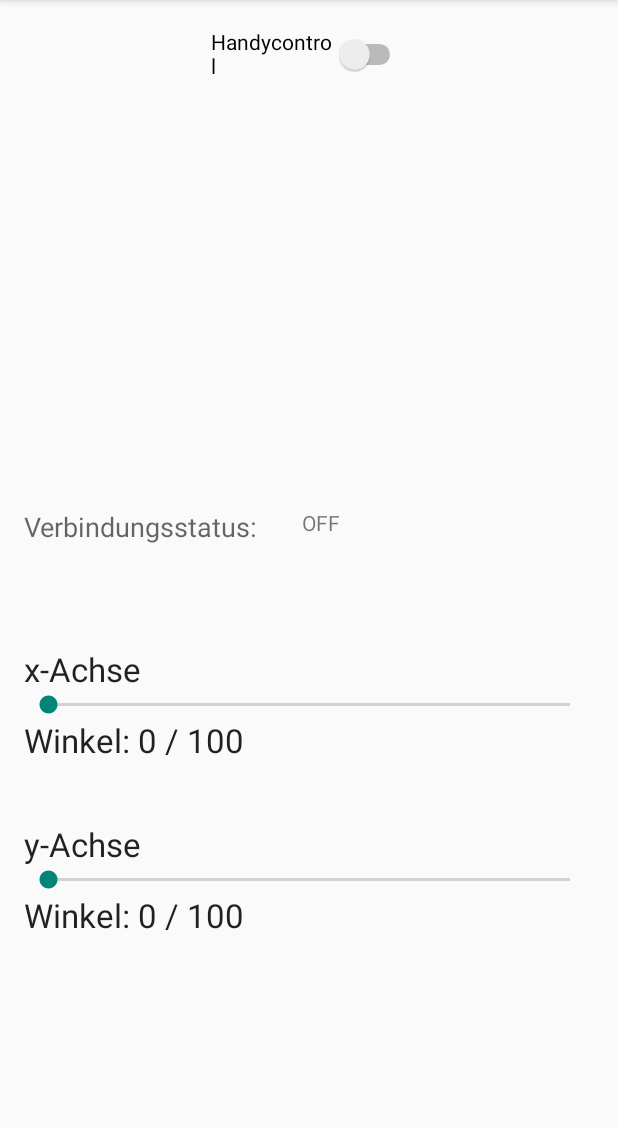
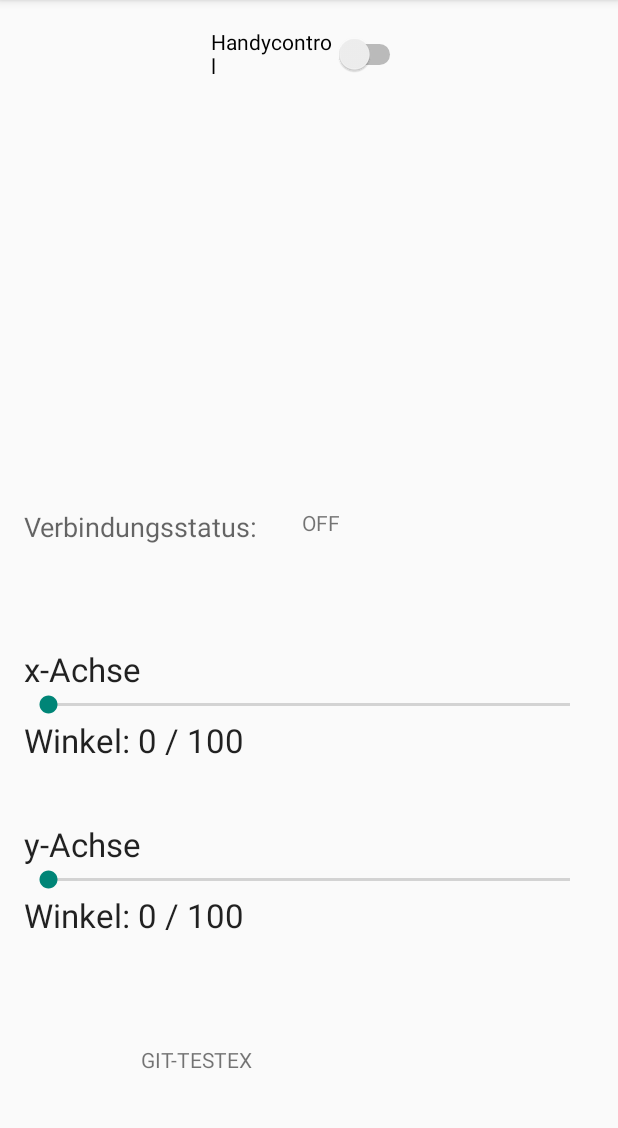
Before and after one commit to klabaf/Chickenhead_WS2015, an Android app: the screen it shows after launch (MainActivity), on a phone screen of 412 x 824 dp, the part 84-1212 px from its top. Run offline under Robolectric (Android 15) with nearby library versions, the phone set to English and light mode, and no system bars.

Commit message:
Hab an "Test Text" hinzugfügt, kannst löschen ;)

```diff
--- a/app/src/main/res/layout/fragment_main.xml
+++ b/app/src/main/res/layout/fragment_main.xml
@@ -103,4 +103,15 @@
         android:layout_centerHorizontal="true"
         android:enabled="true" />
 
+    <TextView
+        android:layout_width="wrap_content"
+        android:layout_height="wrap_content"
+        android:text="GIT-TESTEX"
+        android:id="@+id/textView7"
+        android:layout_alignParentBottom="true"
+        android:layout_toRightOf="@+id/textView4"
+        android:layout_marginBottom="36dp"
+        android:layout_alignRight="@+id/seekBar2"
+        android:layout_alignEnd="@+id/seekBar2" />
+
 </RelativeLayout>
```
Also changed, not shown: 2 other files.
